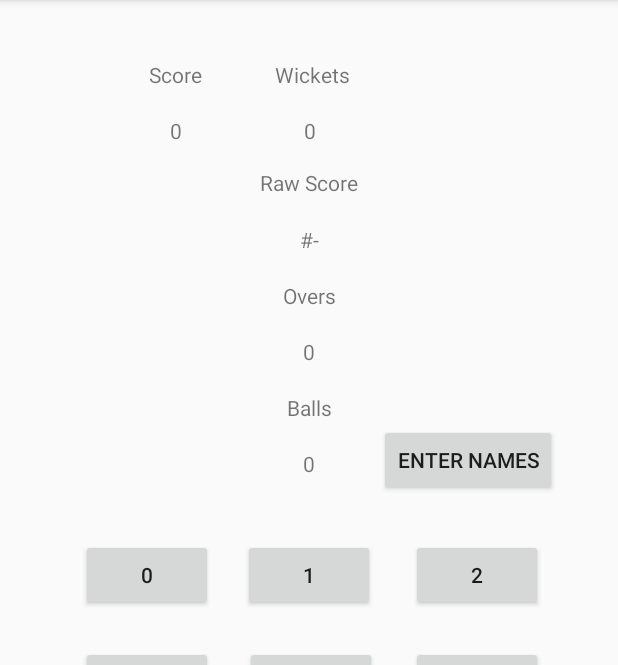
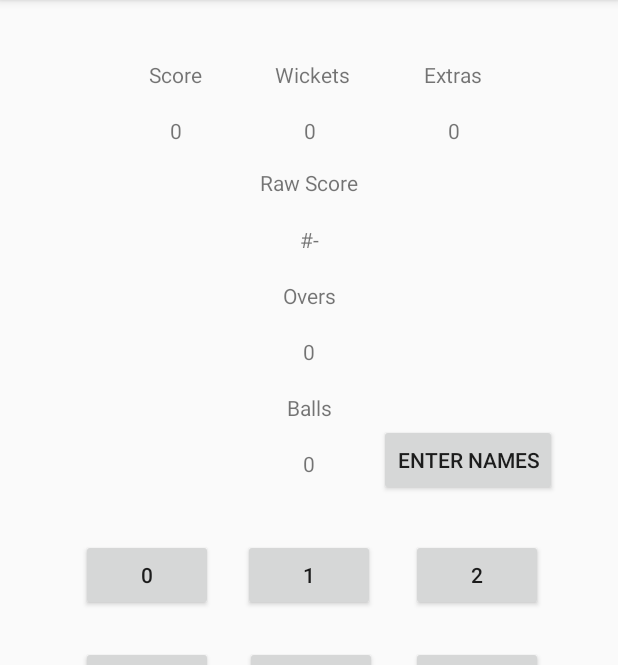
Before and after one commit to varounhanooman/CricketScoringApp, an Android app: the screen it shows after launch (MainActivity), on a phone screen of 412 x 824 dp, the part 84-749 px from its top. Run offline under Robolectric (Android 15) with nearby library versions, the phone set to English and light mode, and no system bars.

```diff
--- a/app/src/main/res/layout/activity_main.xml
+++ b/app/src/main/res/layout/activity_main.xml
@@ -5,6 +5,18 @@
     android:layout_width="match_parent"
     android:layout_height="match_parent"
     tools:context=".MainActivity">
+
+    <TextView
+        android:id="@+id/textExtrasLabel"
+        android:layout_width="wrap_content"
+        android:layout_height="wrap_content"
+        android:text="Extras"
+        app:layout_constraintBottom_toBottomOf="parent"
+        app:layout_constraintHorizontal_bias="0.758"
+        app:layout_constraintLeft_toLeftOf="parent"
+        app:layout_constraintRight_toRightOf="parent"
+        app:layout_constraintTop_toTopOf="parent"
+        app:layout_constraintVertical_bias="0.053" />
 
     <Button
         android:id="@+id/btnBowled"
@@ -109,6 +121,18 @@
         android:text="0"
         app:layout_constraintBottom_toBottomOf="parent"
         app:layout_constraintHorizontal_bias="0.501"
+        app:layout_constraintLeft_toLeftOf="parent"
+        app:layout_constraintRight_toRightOf="parent"
+        app:layout_constraintTop_toTopOf="parent"
+        app:layout_constraintVertical_bias="0.103" />
+
+    <TextView
+        android:id="@+id/textExtras"
+        android:layout_width="wrap_content"
+        android:layout_height="wrap_content"
+        android:text="0"
+        app:layout_constraintBottom_toBottomOf="parent"
+        app:layout_constraintHorizontal_bias="0.739"
         app:layout_constraintLeft_toLeftOf="parent"
         app:layout_constraintRight_toRightOf="parent"
         app:layout_constraintTop_toTopOf="parent"
```
Also changed, not shown: app/src/main/java/com/example/cricket/MainActivity.kt (+86 -19 lines).
